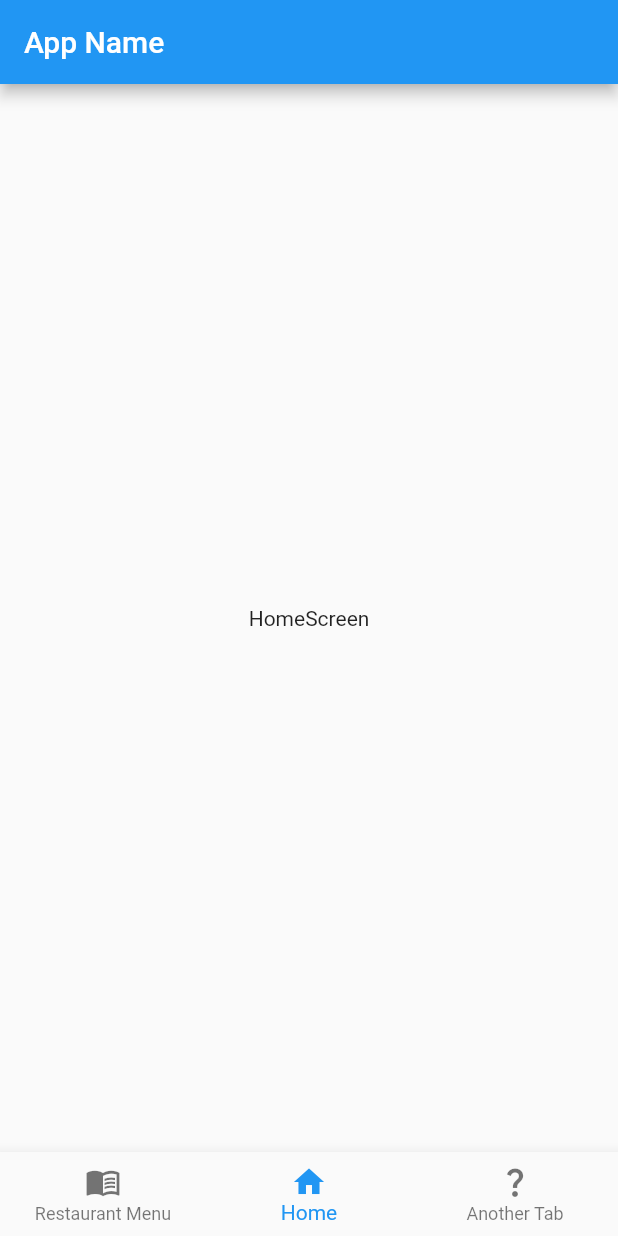
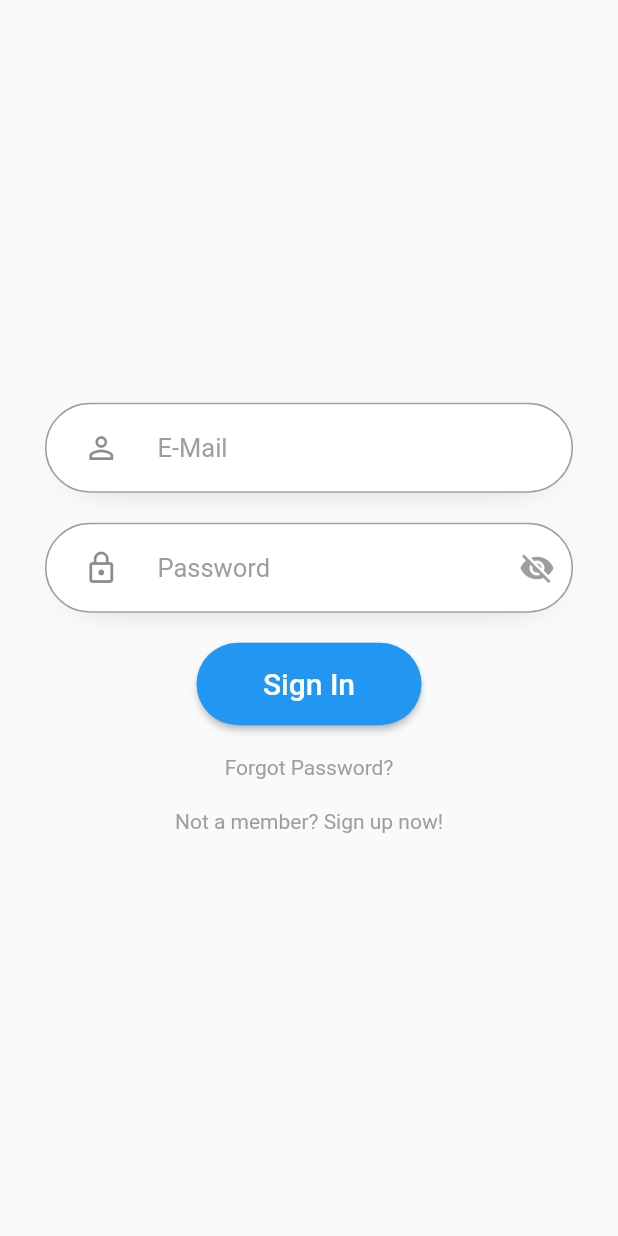
Before and after one commit to alidogangullu/project_mobile, a Flutter app: the screen it shows after launch, on a phone screen of 412 x 824 dp. Run offline on Flutter 3.47's test engine with Material 2 defaults, Android fonts, the phone set to English and light mode, and no system bars; our stand-ins replace cloud_firestore, firebase_core; accounts and stored records are empty.

Commit message:
Sign in and Sign up screen without firebase
Lib folder change

```diff
--- a/lib/adminPage.dart
+++ b/lib/Admin/adminPage.dart
@@ -1,5 +1,5 @@
 import 'package:flutter/material.dart';
-import 'package:project_mobile/menuEdit.dart';
+import 'package:project_mobile/Admin/menu_editorPage.dart';
 
 class AdminHome extends StatefulWidget {
   const AdminHome({Key? key}) : super(key: key);
--- /dev/null
+++ b/lib/Authentication/loginPage.dart
@@ -0,0 +1,233 @@
+import 'package:flutter/material.dart';
+import 'package:project_mobile/Authentication/forgotPassword.dart';
+import 'package:project_mobile/Authentication/sign_upPage.dart';
+
+class LoginPage extends StatelessWidget {
+  const LoginPage({super.key});
+
+  @override
+  Widget build(BuildContext context) {
+    return Scaffold(
+      body: Column(
+        mainAxisAlignment: MainAxisAlignment.center,
+        children: [
+          InputField(const Icon(Icons.person_outline), "E-Mail"),
+          PasswordField(),
+          LoginButton(),
+          AuthText('Forgot Password?', ForgotPasswordPage()),
+          AuthText('Not a member? Sign up now!', SignUpPage()),
+        ],
+      ),
+    );
+  }
+}
+
+Widget LoginButton() {
+  return Padding(
+    padding: const EdgeInsets.all(10.0),
+    child: ElevatedButton(
+      style: ElevatedButton.styleFrom(
+          //primary: Colors.green,
+          shape: RoundedRectangleBorder(
+            borderRadius: BorderRadius.circular(30),
+          ),
+          minimumSize: Size(150, 55)),
+      onPressed: () => {},
+      child: const Text(
+        "Sign In",
+        style: TextStyle(
+          fontSize: 20,
+        ),
+      ),
+    ),
+  );
+}
+
+class SignUp extends StatelessWidget {
+  const SignUp({Key? key}) : super(key: key);
+
+  @override
+  Widget build(BuildContext context) {
+    return Padding(
+      padding: const EdgeInsets.fromLTRB(0, 15, 15, 15),
+      child: ElevatedButton(
+        style: ElevatedButton.styleFrom(
+            primary: Colors.redAccent,
+            shape: RoundedRectangleBorder(
+              borderRadius: BorderRadius.circular(30),
+            ),
+            minimumSize: Size(150, 55)),
+        onPressed: () => {
+          Navigator.push(
+            context,
+            MaterialPageRoute(builder: (context) => SignUpPage()),
+          )
+        },
+        child: const Text(
+          "Sign Up",
+          style: TextStyle(
+            fontSize: 20,
+          ),
+        ),
+      ),
+    );
+  }
+}
+
+Widget InputField(Icon prefixIcon, String hintText) {
+  return Padding(
+    padding: const EdgeInsets.fromLTRB(30, 10, 30, 10),
+    child: Container(
+      decoration: const BoxDecoration(
+        borderRadius: BorderRadius.all(
+          Radius.circular(30),
+        ),
+        boxShadow: [
+          BoxShadow(
+            color: Colors.black,
+            blurRadius: 25,
+            offset: Offset(0, 5),
+            spreadRadius: -25,
+          ),
+        ],
+      ),
+      child: TextField(
+        style: const TextStyle(
+          fontSize: 17,
+        ),
+        decoration: InputDecoration(
+          hintText: hintText,
+          hintStyle: const TextStyle(
+            color: Colors.grey,
+          ),
+          fillColor: Colors.white,
+          filled: true,
+          prefixIcon: prefixIcon,
+          prefixIconConstraints: const BoxConstraints(
+            minWidth: 75,
+          ),
+          enabledBorder: const OutlineInputBorder(
+            borderRadius: BorderRadius.all(
+              Radius.circular(50),
+            ),
+            borderSide: BorderSide(color: Colors.grey),
+          ),
+          focusedBorder: const OutlineInputBorder(
+            borderRadius: BorderRadius.all(
+              Radius.circular(50),
+            ),
+            borderSide: BorderSide(color: Colors.blue),
+          ),
+        ),
+      ),
+    ),
+  );
+}
+
+class PasswordField extends StatefulWidget {
+  const PasswordField({Key? key}) : super(key: key);
+
+  @override
+  State<PasswordField> createState() => _PasswordFieldState();
+}
+
+class _PasswordFieldState extends State<PasswordField> {
+  late bool _passwordVisible;
+  @override
+  void initState() {
+    _passwordVisible = false;
+  }
+  Widget build(BuildContext context) {
+    return Padding(
+      padding: const EdgeInsets.fromLTRB(30, 10, 30, 10),
+      child: Container(
+        decoration: const BoxDecoration(
+          borderRadius: BorderRadius.all(
+            Radius.circular(30),
+          ),
+          boxShadow: [
+            BoxShadow(
+              color: Colors.black,
+              blurRadius: 25,
+              offset: Offset(0, 5),
+              spreadRadius: -25,
+            ),
+          ],
+        ),
+        child: TextField(
+          obscureText: _passwordVisible,
+          style: const TextStyle(
+            fontSize: 17,
+          ),
+          decoration: InputDecoration(
+            suffixIcon: IconButton(
+              icon: Icon(
+                _passwordVisible
+                    ? Icons.visibility
+                    : Icons.visibility_off,
+                color: Colors.grey,
+              ),
+              onPressed: () {
+                setState(() {
+                  _passwordVisible = !_passwordVisible;
+                });
+              },
+            ),
+            hintText: "Password",
+            hintStyle: const TextStyle(
+              color: Colors.grey,
+            ),
+            fillColor: Colors.white,
+            filled: true,
+            prefixIcon: Icon(Icons.lock_outline),
+            prefixIconConstraints: const BoxConstraints(
+              minWidth: 75,
+            ),
+            enabledBorder: const OutlineInputBorder(
+              borderRadius: BorderRadius.all(
+                Radius.circular(50),
+              ),
+              borderSide: BorderSide(color: Colors.grey),
+            ),
+            focusedBorder: const OutlineInputBorder(
+              borderRadius: BorderRadius.all(
+                Radius.circular(50),
+              ),
+              borderSide: BorderSide(color: Colors.blue),
+            ),
+          ),
+        ),
+      ),
+    );
+  }
+}
+
+
+class AuthText extends StatefulWidget {
+  final String text;
+  final Widget route;
+  AuthText(this.text, this.route);
+
+  @override
+  State<AuthText> createState() => _AuthTextState();
+}
+
+class _AuthTextState extends State<AuthText> {
+  Widget build(BuildContext context) {
+    return Padding(
+      padding: EdgeInsets.all(10),
+      child: InkWell(
+        onTap: () {
+          Navigator.push(
+            context,
+            MaterialPageRoute(builder: (context) => widget.route),
+          );
+        },
+        child: Text(
+          widget.text,
+          style: TextStyle(fontSize: 14, color: Colors.grey),
+        ),
+      ),
+    );
+  }
+}
```
Also changed, not shown: lib/Authentication/forgotPassword.dart (added, +10 -0 lines), lib/Authentication/sign_upPage.dart (added, +109 -0 lines), lib/main.dart (+2 -50 lines), lib/Admin/menu_editorPage.dart (renamed from lib/menuEdit.dart), 62 other files.
